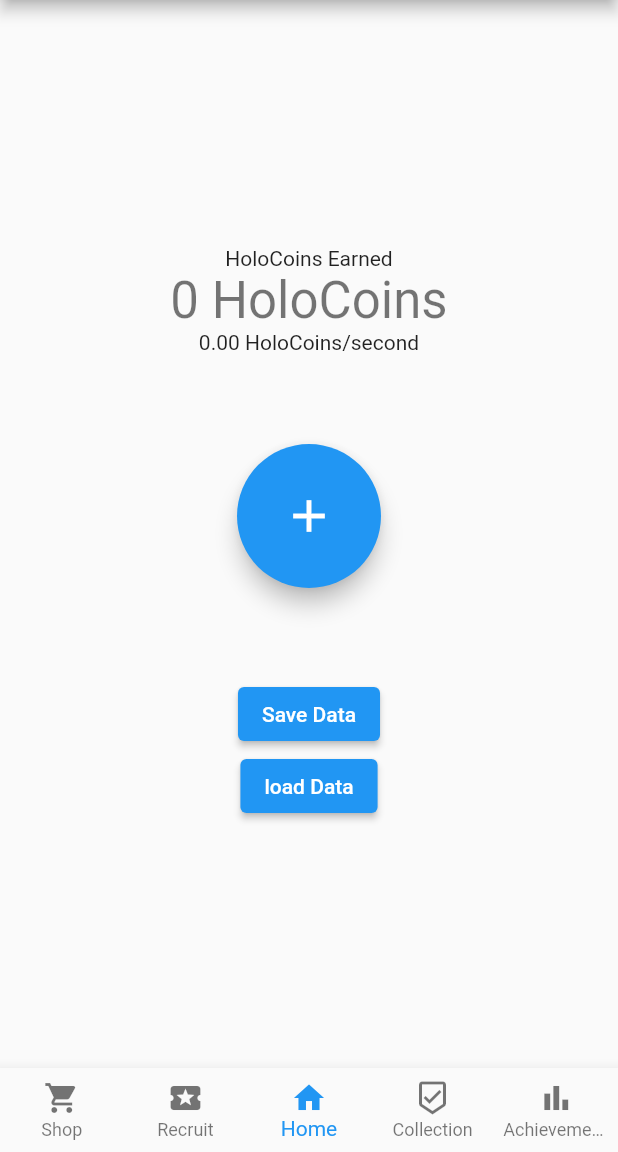
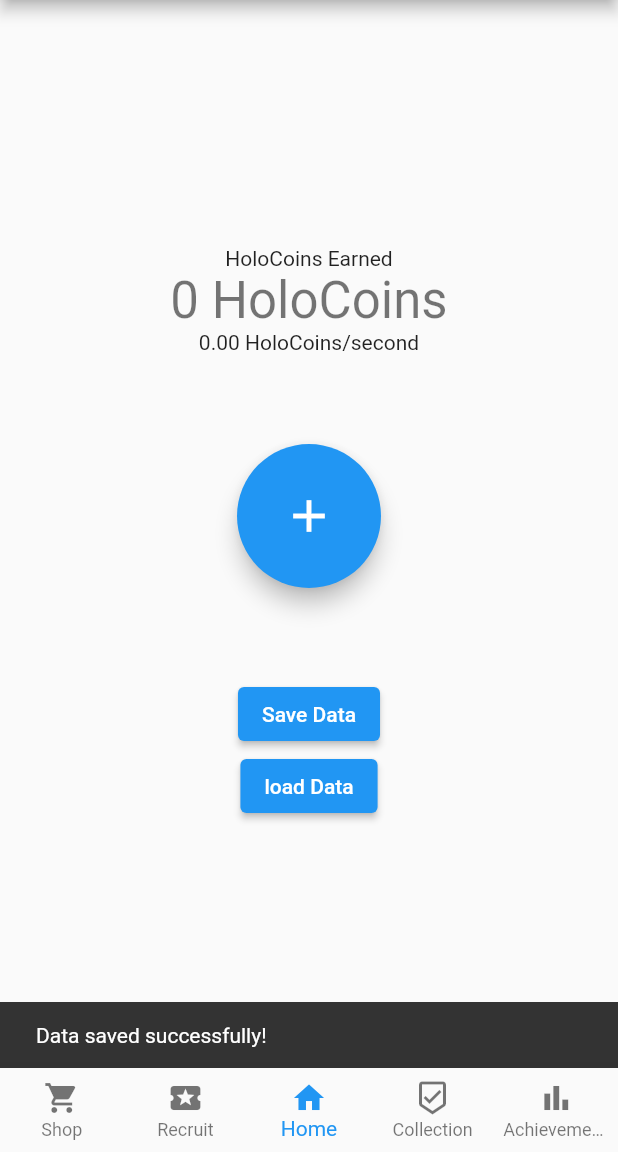
Before and after one commit to GlitchAmbush/mobile_proj, a Flutter app: the screen it shows after launch, after a tap on "Play", after a tap on "Save Data", on a phone screen of 412 x 824 dp, the part 84-1236 px from its top. Run offline on Flutter 3.47's test engine with Material 2 defaults, Android fonts, the phone set to English and light mode, and no system bars; missing offline and left inert: dart_random_choice.

Commit message:
save file implementation

```diff
--- a/lib/screens/main_game.dart
+++ b/lib/screens/main_game.dart
@@ -2,6 +2,7 @@ import 'package:flutter/material.dart';
 import 'achievements_page.dart';
 import '../util/user_data.dart' as user;
 import 'dart:async';
+import '../util/save_file.dart';
 
 class MainGame extends StatefulWidget {
   const MainGame({super.key});
@@ -96,6 +97,19 @@ class _MainGameState extends State<MainGame> {
     super.dispose();
   }
 
+  Future<bool> saveData() async {
+    if (await saveVariablesToFile({
+      'holoCoins': user.holoCoins,
+      'passiveIncome': user.passiveIncome,
+      'onClickIncome': user.onClickIncome,
+      'achievements': user.achievements,
+    })) {
+      return true;
+    } else {
+      return false;
+    }
+  }
+
   @override
   Widget build(BuildContext context) {
     return Scaffold(
@@ -121,7 +135,17 @@ class _MainGameState extends State<MainGame> {
                     tooltip: 'Gain HoloCoins!',
                     child: const Icon(Icons.add)),
               ),
-              ElevatedButton(onPressed: () {}, child: const Text('Save Data')),
+              ElevatedButton(
+                  onPressed: () async {
+                    if (await saveData()) {
+                      ScaffoldMessenger.of(context).showSnackBar(
+                        const SnackBar(
+                          content: Text('Data saved successfully!'),
+                        ),
+                      );
+                    }
+                  },
+                  child: const Text('Save Data')),
               ElevatedButton(onPressed: () {}, child: const Text('load Data'))
             ],
           ),
--- /dev/null
+++ b/lib/util/save_file.dart
@@ -0,0 +1,22 @@
+// Kym Gripal
+
+import 'dart:io';
+import 'package:path_provider/path_provider.dart';
+
+Future<bool> saveVariablesToFile(Map<String, dynamic> variables) async {
+  Directory appDocDir = await getApplicationDocumentsDirectory();
+  String appDocPath = appDocDir.path;
+  File file = File('$appDocPath/variables.txt');
+
+  StringBuffer buffer = StringBuffer();
+  variables.forEach((key, value) {
+    buffer.writeln('$key: $value');
+  });
+
+  try {
+    await file.writeAsString(buffer.toString());
+    return true;
+  } catch (e) {
+    return false;
+  }
+}
```
Also changed, not shown: 1 other file.
